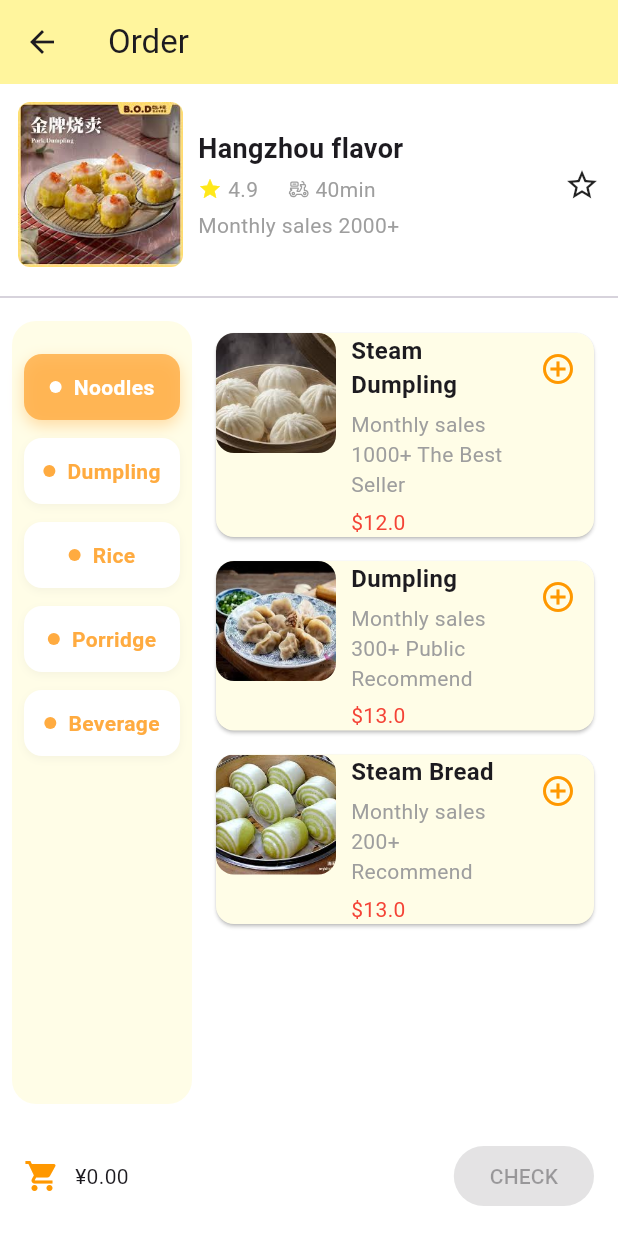
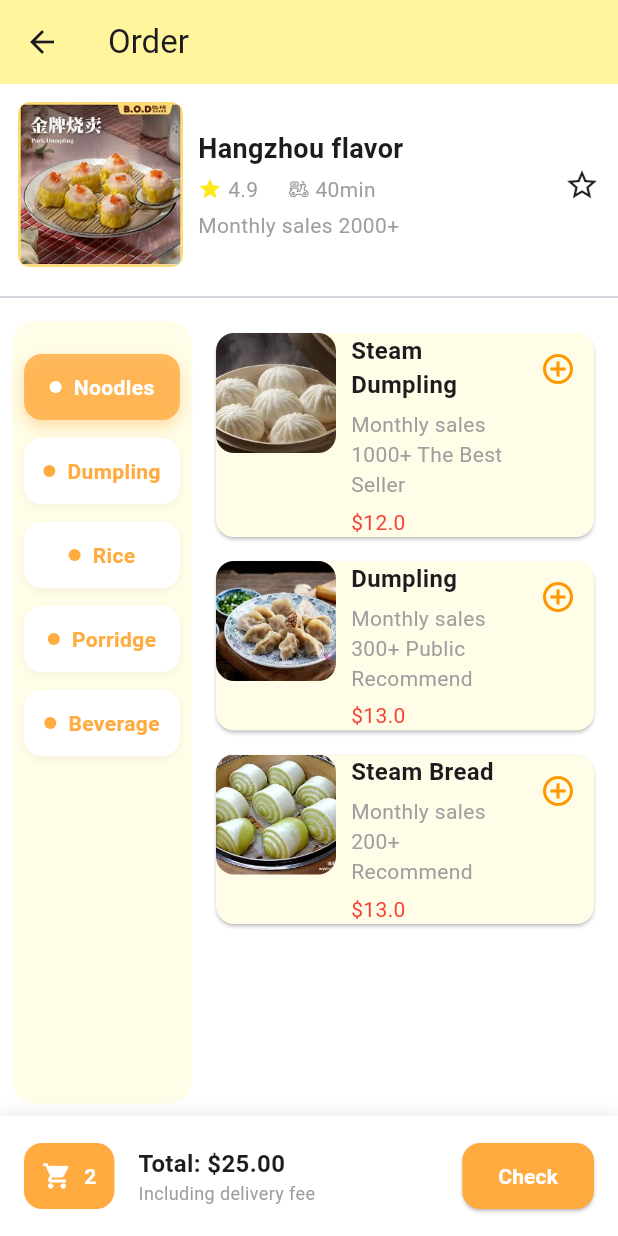
Before and after one commit to GreenwichDDLver/Mobile_Asmt1, a Flutter app: the MenuPage screen opened directly, on a phone screen of 412 x 824 dp. Run offline on Flutter 3.47's test engine with Material 3 defaults, Android fonts, the light colour scheme and no system bars; our stand-ins replace flutter_svg.

Commit message:
Fix: fix bottom_cart

```diff
--- a/assignment1/lib/widgets/bottom_cart.dart
+++ b/assignment1/lib/widgets/bottom_cart.dart
@@ -1,33 +1,86 @@
 import 'package:flutter/material.dart';
-import 'package:provider/provider.dart';
-import '../models/cart_model.dart';
 
 class BottomCart extends StatelessWidget {
-  const BottomCart({super.key});
+  final VoidCallback? onCheckoutPressed;
+
+  const BottomCart({super.key, this.onCheckoutPressed});
 
   @override
   Widget build(BuildContext context) {
-    final total = context.watch<CartModel>().totalPrice;
-
     return Container(
       padding: const EdgeInsets.all(16),
-      color: Colors.white,
+      decoration: BoxDecoration(
+        color: Colors.white,
+        boxShadow: [
+          BoxShadow(
+            color: Colors.grey.withOpacity(0.2),
+            blurRadius: 8,
+            offset: const Offset(0, -2),
+          ),
+        ],
+      ),
       child: Row(
         children: [
-          const Icon(Icons.shopping_cart, color: Colors.orange),
-          const SizedBox(width: 10),
-          Text('¥${total.toStringAsFixed(2)}'),
-          const Spacer(),
+          // 购物车图标和数量
+          Container(
+            padding: const EdgeInsets.all(12),
+            decoration: BoxDecoration(
+              color: Colors.orangeAccent,
+              borderRadius: BorderRadius.circular(12),
+            ),
+            child: Row(
+              mainAxisSize: MainAxisSize.min,
+              children: const [
+                Icon(Icons.shopping_cart, color: Colors.white, size: 20),
+                SizedBox(width: 8),
+                Text(
+                  '2',
+                  style: TextStyle(
+                    color: Colors.white,
+                    fontWeight: FontWeight.bold,
+                  ),
+                ),
+              ],
+            ),
+          ),
+
+          const SizedBox(width: 16),
+
+          // 价格信息
+          const Expanded(
+            child: Column(
+              crossAxisAlignment: CrossAxisAlignment.start,
+              mainAxisSize: MainAxisSize.min,
+              children: [
+                Text(
+                  'Total: \$25.00',
+                  style: TextStyle(fontSize: 16, fontWeight: FontWeight.bold),
+                ),
+                Text(
+                  'Including delivery fee',
+                  style: TextStyle(fontSize: 12, color: Colors.grey),
+                ),
+              ],
+            ),
+          ),
+
+          // Check按钮
           ElevatedButton(
-            onPressed: total == 0
-                ? null
-                : () {
-                    ScaffoldMessenger.of(context).showSnackBar(
-                      SnackBar(content: Text('Checked out ¥${total.toStringAsFixed(2)}')),
-                    );
-                    context.read<CartModel>().clear();
-                  },
-            child: const Text('CHECK'),
+            onPressed: onCheckoutPressed,
+            style: ElevatedButton.styleFrom(
+              backgroundColor: Colors.orangeAccent,
+              padding: const EdgeInsets.symmetric(horizontal: 24, vertical: 12),
+              shape: RoundedRectangleBorder(
+                borderRadius: BorderRadius.circular(12),
+              ),
+            ),
+            child: const Text(
+              'Check',
+              style: TextStyle(
+                color: Colors.white,
+                fontWeight: FontWeight.bold,
+              ),
+            ),
           ),
         ],
       ),
```
